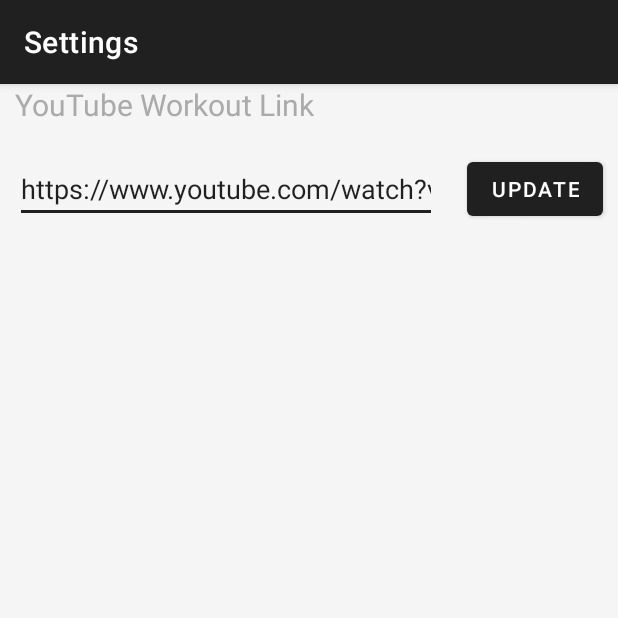
After one commit to acoria/Xletix, an Android app: the Act_Settings screen opened directly, with no data from a screen before it, on a phone screen of 412 x 824 dp, the top half of it. The commit adds this screen. Run offline under Robolectric (Android 15) with nearby library versions, the phone set to English and light mode, and no system bars; our stand-ins replace ButterKnife.

Commit message:
Music button is now configurable

```diff
--- /dev/null
+++ b/app/src/main/java/com/example/xletix/Activities/Act_Settings.java
@@ -0,0 +1,36 @@
+package com.example.xletix.Activities;
+
+import android.content.SharedPreferences;
+import android.support.v7.app.AppCompatActivity;
+import android.os.Bundle;
+import android.widget.EditText;
+
+
+import com.example.xletix.GeneralConfig;
+import com.example.xletix.R;
+import com.example.xletix.YoutubeConfig;
+
+import butterknife.BindView;
+import butterknife.ButterKnife;
+import butterknife.OnClick;
+
+public class Act_Settings extends AppCompatActivity {
+
+    @BindView(R.id.txt_youtube_link) EditText youTubeLink;
+    @OnClick(R.id.btn_update_youtube_link) void onUpdateYouTubeLink(){
+        getGeneralSharedPreferences().edit().putString(YoutubeConfig.PREFERENCE_ID,youTubeLink.getText().toString()).commit();
+    }
+
+    private SharedPreferences getGeneralSharedPreferences() {
+        return getSharedPreferences(GeneralConfig.GENERAL_SHARED_PREF_NAME,0);
+    }
+
+    @Override
+    protected void onCreate(Bundle savedInstanceState) {
+        super.onCreate(savedInstanceState);
+        setContentView(R.layout.activity_act_settings);
+        setTitle(R.string.titleSettings);
+        ButterKnife.bind(this);
+        youTubeLink.setText(getGeneralSharedPreferences().getString(YoutubeConfig.PREFERENCE_ID, YoutubeConfig.URL_YOUTUBE_WORKOUT_MUSIC));
+    }
+}
--- /dev/null
+++ b/app/src/main/java/com/example/xletix/GeneralConfig.java
@@ -0,0 +1,6 @@
+package com.example.xletix;
+
+public class GeneralConfig {
+
+    public static String GENERAL_SHARED_PREF_NAME = "SharedPref";
+}
--- /dev/null
+++ b/app/src/main/res/layout/activity_act_settings.xml
@@ -0,0 +1,39 @@
+<?xml version="1.0" encoding="utf-8"?>
+<android.support.constraint.ConstraintLayout xmlns:android="http://schemas.android.com/apk/res/android"
+    xmlns:app="http://schemas.android.com/apk/res-auto"
+    xmlns:tools="http://schemas.android.com/tools"
+    android:layout_width="match_parent"
+    android:layout_height="match_parent"
+    tools:context=".Activities.Act_Settings"
+    android:background="@color/imageBlue">
+
+    <TextView
+        android:id="@+id/lbl_youtube_link"
+        android:layout_width="wrap_content"
+        android:layout_height="wrap_content"
+        app:layout_constraintStart_toStartOf="parent"
+        app:layout_constraintTop_toTopOf="parent"
+        android:layout_marginStart="10dp"
+        android:textColor="@android:color/darker_gray"
+        android:textSize="20sp"
+        android:text="@string/labelYouTubeLink"/>
+    <EditText
+        android:id="@+id/txt_youtube_link"
+        android:layout_width="0dp"
+        android:layout_height="wrap_content"
+        app:layout_constraintStart_toStartOf="@id/lbl_youtube_link"
+        app:layout_constraintEnd_toStartOf="@id/btn_update_youtube_link"
+        app:layout_constraintTop_toBottomOf="@id/lbl_youtube_link"
+        android:layout_marginEnd="20dp"
+        android:layout_marginTop="20dp"
+        android:inputType="textUri"/>
+    <Button
+        android:id="@+id/btn_update_youtube_link"
+        android:layout_width="wrap_content"
+        android:layout_height="wrap_content"
+        app:layout_constraintEnd_toEndOf="parent"
+        app:layout_constraintTop_toTopOf="@id/txt_youtube_link"
+        app:layout_constraintBottom_toBottomOf="@id/txt_youtube_link"
+        android:layout_marginEnd="10dp"
+        android:text="@string/update" />
+</android.support.constraint.ConstraintLayout>
--- a/app/src/main/res/values/strings.xml
+++ b/app/src/main/res/values/strings.xml
@@ -42,4 +42,8 @@
     <string name="timer_resume">Resume</string>
     <string name="timer_pause">Pause</string>
     <string name="musik">Musik</string>
+    <string name="labelYouTubeLink">YouTube Workout Link</string>
+    <string name="update">Update</string>
+    <string name="titleSettings">Settings</string>
+    <string name="settings">Settings</string>
 </resources>
```
Also changed, not shown: app/src/main/AndroidManifest.xml (+14 -10 lines), app/src/main/java/com/example/xletix/Activities/Act_InitialScreen.java (+24 -0 lines), app/src/main/res/menu/main_menu.xml (added, +8 -0 lines), app/src/main/res/drawable/ic_settings_white_36dp.png (added), app/src/main/res/drawable/icons8_youtube_30dp.png (added).
